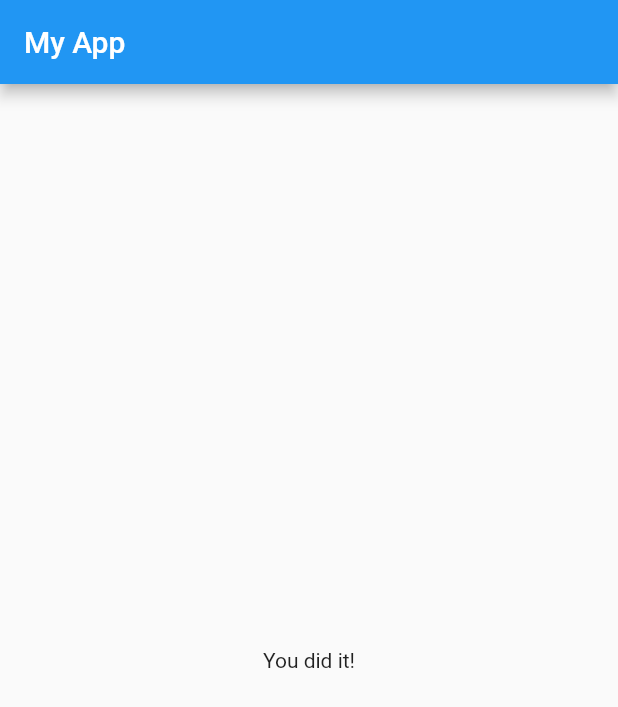
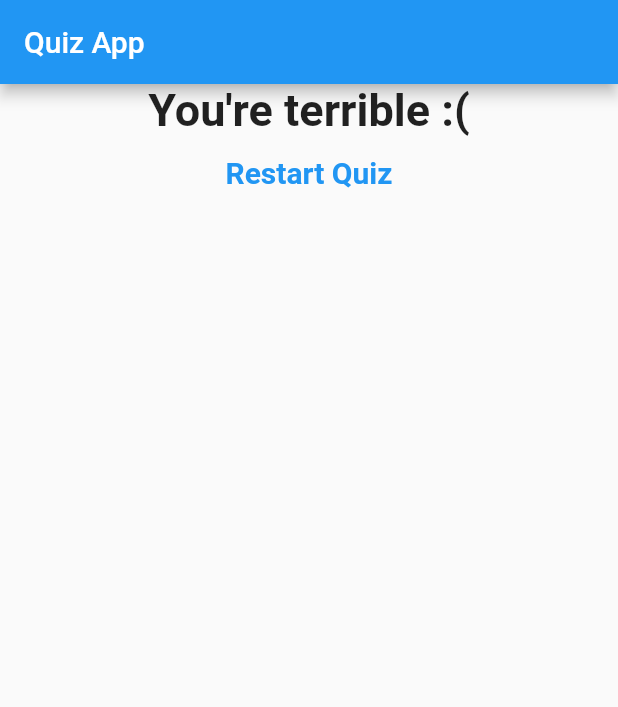
Before and after one commit to t-kowalewski/quiz_app, a Flutter app: the screen it shows after launch, after a tap on "Red", after a tap on "Turtle", after a tap on "Los Angeles", on a phone screen of 412 x 824 dp. Shown: the top 707 px of the screen. Run offline on Flutter 3.47's test engine with Material 2 defaults, Android fonts, the phone set to English and light mode, and no system bars.

Commit message:
complete 'result' widget and reset funct.

```diff
--- a/lib/main.dart
+++ b/lib/main.dart
@@ -23,22 +23,40 @@ class _MyAppState extends State<MyApp> {
   static const _questions = [
     {
       'questionText': 'What\'s your favorite color?',
-      'answer': ['Red', 'Green', 'Yellow', 'Blue']
+      'answer': [
+        {'text': 'Red', 'score': 1},
+        {'text': 'Green', 'score': 7},
+        {'text': 'Yellow', 'score': 5},
+        {'text': 'Blue', 'score': 3}
+      ]
     },
     {
       'questionText': 'What\'s your favorite pet?',
-      'answer': ['Cat', 'Turtle', 'Parrot', 'Owl']
+      'answer': [
+        {'text': 'Cat', 'score': 7},
+        {'text': 'Turtle', 'score': 1},
+        {'text': 'Parrot', 'score': 5},
+        {'text': 'Owl', 'score': 3}
+      ]
     },
     {
       'questionText': 'What\'s your favorite town?',
-      'answer': ['Toronto', 'New York', 'Los Angeles', 'Dublin']
+      'answer': [
+        {'text': 'Toronto', 'score': 7},
+        {'text': 'New York', 'score': 5},
+        {'text': 'Los Angeles', 'score': 1},
+        {'text': 'Dublin', 'score': 3}
+      ]
     },
   ];
 
   var _questionIndex = 0;
+  var _totalScore = 0;
 
   // Methods
-  void _answerQuestion() {
+  void _answerQuestion(int score) {
+    _totalScore += score;
+
     setState(() {
       _questionIndex += 1;
     });
@@ -49,12 +67,19 @@ class _MyAppState extends State<MyApp> {
     }
   }
 
+  void _resetQuiz() {
+    setState(() {
+      _questionIndex = 0;
+      _totalScore = 0;
+    });
+  }
+
   @override
   Widget build(BuildContext context) {
     return MaterialApp(
       home: Scaffold(
         appBar: AppBar(
-          title: Text('My App'),
+          title: Text('Quiz App'),
         ),
         body: _questionIndex < _questions.length
             ? Quiz(
@@ -62,7 +87,7 @@ class _MyAppState extends State<MyApp> {
                 questionIndex: _questionIndex,
                 answerQuestion: _answerQuestion,
               )
-            : Result(),
+            : Result(_totalScore, _resetQuiz),
       ),
     );
   }
--- a/lib/quiz.dart
+++ b/lib/quiz.dart
@@ -21,8 +21,9 @@ class Quiz extends StatelessWidget {
         Question(
           questions[questionIndex]['questionText'],
         ),
-        ...(questions[questionIndex]['answer'] as List<String>).map((answer) {
-          return Answer(answerQuestion, answer);
+        ...(questions[questionIndex]['answer'] as List<Map<String, Object>>)
+            .map((answer) {
+          return Answer(() => answerQuestion(answer['score']), answer['text']);
         }).toList(), // Answers
       ],
     );
--- a/lib/result.dart
+++ b/lib/result.dart
@@ -1,10 +1,50 @@
 import 'package:flutter/material.dart';
 
 class Result extends StatelessWidget {
+  final int resultScore;
+  final Function resetBtnHandler;
+
+  // Getter
+  String get resultText {
+    String result;
+    if (resultScore <= 4) {
+      result = 'You\'re terrible :(';
+    } else if (resultScore <= 13) {
+      result = 'You\'re average..';
+    } else {
+      result = 'You\'re cool !!!';
+    }
+    return result;
+  }
+
+  Result(this.resultScore, this.resetBtnHandler);
+
   @override
   Widget build(BuildContext context) {
     return Center(
-      child: Text('You did it!'),
+      child: Column(
+        children: <Widget>[
+          Text(
+            resultText,
+            style: TextStyle(
+              fontSize: 30,
+              fontWeight: FontWeight.bold,
+            ),
+            textAlign: TextAlign.center,
+          ),
+          FlatButton(
+            child: Text(
+              'Restart Quiz',
+              style: TextStyle(
+                fontSize: 20,
+                fontWeight: FontWeight.bold,
+              ),
+            ),
+            textColor: Colors.blue,
+            onPressed: resetBtnHandler,
+          ),
+        ],
+      ),
     );
   }
 }
```
